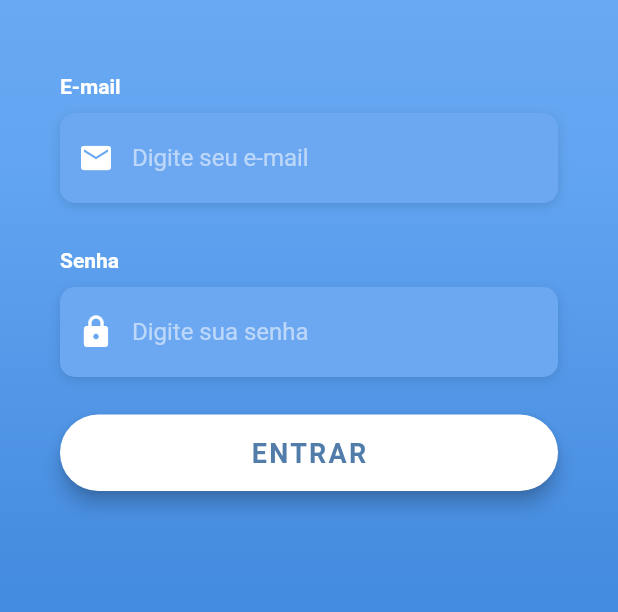
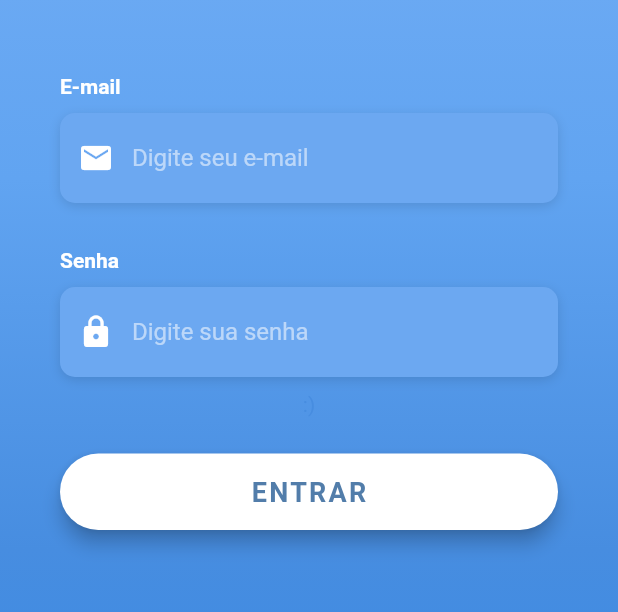
Before and after one commit to vitordullens/EAsync, a Flutter app: the screen it shows after launch, on a phone screen of 412 x 824 dp, the part 316-928 px from its top. Run offline on Flutter 3.47's test engine with Material 2 defaults, Android fonts, the phone set to English and light mode, and no system bars; Roboto replaces fonts that are missing (OpenSans).

```diff
--- a/lib/root_page.dart
+++ b/lib/root_page.dart
@@ -1,6 +1,7 @@
+import 'package:easync_ihc/utilities/auth.dart';
 import 'package:flutter/material.dart';
-import 'package:easync_ihc/utilities/auth.dart';
 import 'screens/login_screen.dart';
+import 'screens/home_screen.dart';
 
 class RootPage extends StatefulWidget {
   RootPage({this.auth});
@@ -20,6 +21,12 @@ class _RootPageState extends State<RootPage> {
     });
   }
 
+  void _signedOut() {
+    setState(() {
+      authStatus = AuthStatus.notSignedIn;
+    });
+  }
+
   @override
   Widget build(BuildContext context) {
     switch (authStatus) {
@@ -29,10 +36,9 @@ class _RootPageState extends State<RootPage> {
           onSignedIn: _signedIn,
         );
       case AuthStatus.signedIn:
-        return Scaffold(
-          body: new Container(
-            child: Text("Entrei"),
-          ),
+        return new HomeScreen(
+          auth: widget.auth,
+          onSignedOut: _signedOut,
         );
     }
   }
--- a/lib/screens/login_screen.dart
+++ b/lib/screens/login_screen.dart
@@ -13,6 +13,8 @@ class LoginScreen extends StatefulWidget {
 
 class _LoginScreenState extends State<LoginScreen> {
   final formKey = GlobalKey<FormState>();
+
+  bool _isValid = true;
 
   String _email;
   String _password;
@@ -32,7 +34,17 @@ class _LoginScreenState extends State<LoginScreen> {
       try {
         String userId = await widget.auth.signIn(_email, _password);
         print('Signed in: $userId');
-        widget.onSignedIn();
+        if (userId == '1') {
+          setState(() {
+            _isValid = true;
+          });
+          widget.onSignedIn();
+        }
+        if (userId == '0') {
+          setState(() {
+            _isValid = false;
+          });
+        }
       } catch (e) {
         print('Error: $e');
       }
@@ -62,6 +74,10 @@ class _LoginScreenState extends State<LoginScreen> {
               fontFamily: 'OpenSans',
             ),
             decoration: InputDecoration(
+              errorStyle: TextStyle(
+                fontSize: 16,
+                fontWeight: FontWeight.bold,
+              ),
               border: InputBorder.none,
               contentPadding: EdgeInsets.only(top: 14.0),
               prefixIcon: Icon(
@@ -100,6 +116,10 @@ class _LoginScreenState extends State<LoginScreen> {
               fontFamily: 'OpenSans',
             ),
             decoration: InputDecoration(
+              errorStyle: TextStyle(
+                fontSize: 16,
+                fontWeight: FontWeight.bold,
+              ),
               border: InputBorder.none,
               contentPadding: EdgeInsets.only(top: 14.0),
               prefixIcon: Icon(
@@ -197,6 +217,29 @@ class _LoginScreenState extends State<LoginScreen> {
                           height: 30.0,
                         ),
                         _buildPasswordTF(),
+                        SizedBox(height: 10.0),
+                        _isValid
+                            ? Text(
+                                ":)",
+                                style: TextStyle(color: Color(0xFF478DE0)),
+                              )
+                            : Container(
+                                padding: EdgeInsets.symmetric(
+                                  vertical: 10.0,
+                                ),
+                                width: 400,
+                                color: Color(0x4F4F4F4F),
+                                child: Text(
+                                  'usuário ou senha inválidos',
+                                  textAlign: TextAlign.center,
+                                  style: TextStyle(
+                                    color: Colors.red,
+                                    fontSize: 16.0,
+                                    fontWeight: FontWeight.bold,
+                                    fontFamily: 'OpenSans',
+                                  ),
+                                ),
+                              ),
                         _buildLoginBtn(),
                       ],
                     ),
--- a/lib/utilities/auth.dart
+++ b/lib/utilities/auth.dart
@@ -4,8 +4,6 @@ import 'package:flutter/services.dart';
 import 'package:flutter/services.dart' show rootBundle;
 
 class Auth {
-  bool signedIn = false;
-
   Future<String> _getJson(String str) async {
     return await rootBundle.loadString(str);
   }
@@ -16,12 +14,11 @@ class Auth {
     if (email == data['email'] && password == data['password']) {
       return jsonDecode(await _getJson('assets/json/user.json'));
     }
-    // return {'id': 0};
+    return {'id': '0'};
   }
 
   Future<String> signIn(String email, String password) async {
     var user = await _jsonAuth(email, password);
-    signedIn = true;
     return user['id'];
   }
 }
```
Also changed, not shown: lib/screens/home_screen.dart (added, +37 -0 lines).
